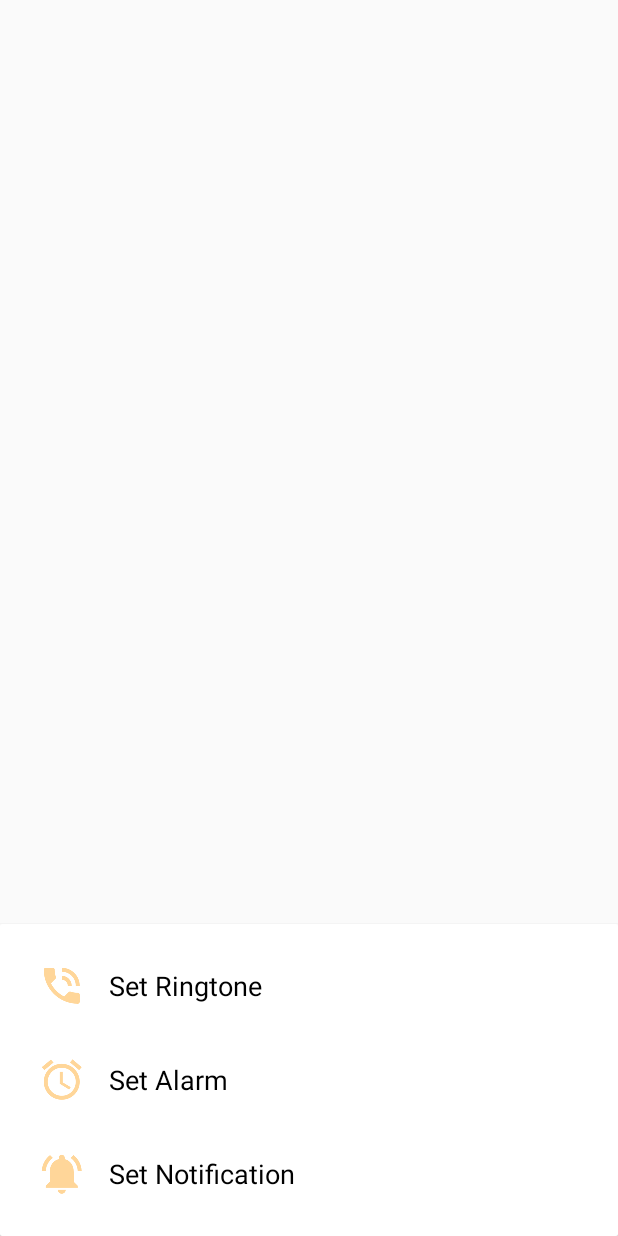
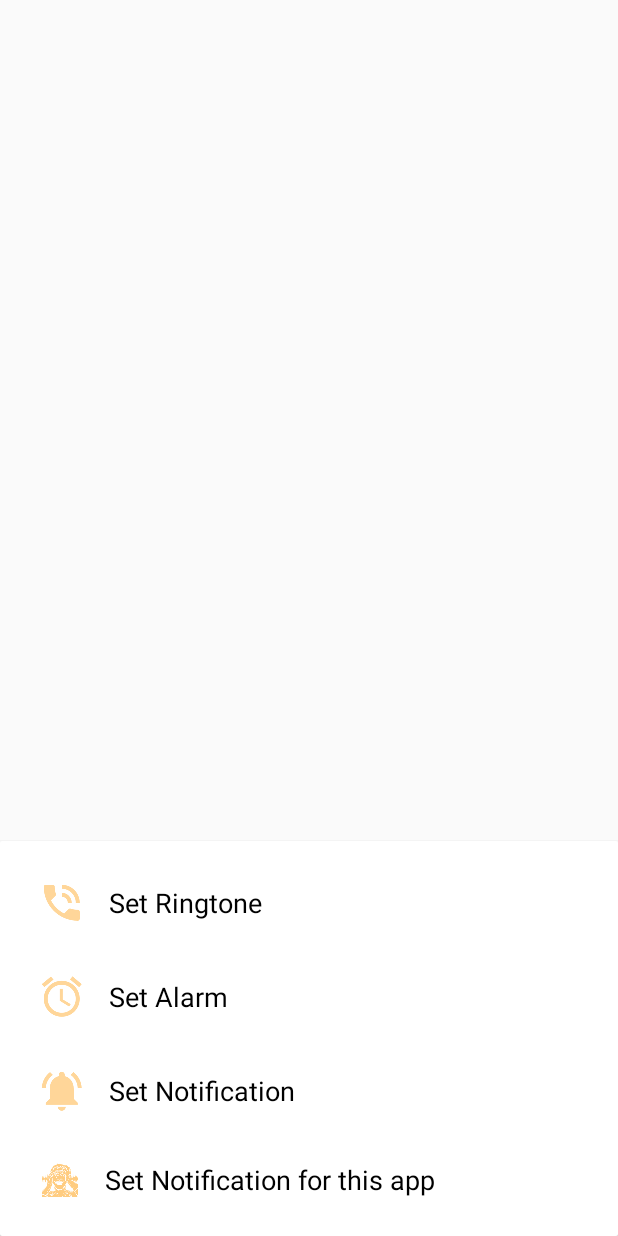
Before and after one commit to JeversonJLJ/POEFun, an Android app: the layout bottom_sheet.xml on its own in the app's theme, with its tools: preview values and no code run, on a phone screen of 412 x 824 dp. Run offline under Robolectric (Android 15) with nearby library versions, the phone set to English and light mode, and no system bars.

Commit message:
Correção de Notificação no android > 8.0, nova opção para definir o som da notificação para apenas o aplicativo.

```diff
--- a/app/build.gradle
+++ b/app/build.gradle
@@ -6,8 +6,8 @@ android {
         applicationId "com.junkersolutions.poefun"
         minSdkVersion 15
         targetSdkVersion 27
-        versionCode 4
-        versionName "1.2"
+        versionCode 5
+        versionName "1.3"
         testInstrumentationRunner "android.support.test.runner.AndroidJUnitRunner"
     }
     buildTypes {
--- a/app/src/main/java/com/junkersolutions/poefun/Activity/MainActivity.java
+++ b/app/src/main/java/com/junkersolutions/poefun/Activity/MainActivity.java
@@ -188,6 +188,10 @@ public class MainActivity extends AppCompatActivity
             @Override
             public void onPageSelected(int position) {
                 tabLayout.getTabAt(position).select();
+                if(position==2)
+                {
+
+                }
 
             }
 
--- a/app/src/main/res/layout/bottom_sheet.xml
+++ b/app/src/main/res/layout/bottom_sheet.xml
@@ -48,6 +48,20 @@
             android:text="@string/text_mnu_set_notification"
             android:textAppearance="?android:attr/textAppearanceMedium" />
 
+        <TextView
+            android:id="@+id/tv_notification_app"
+            android:layout_width="match_parent"
+            android:layout_height="wrap_content"
+            android:drawableLeft="@drawable/ic_sounds"
+            android:drawablePadding="18dp"
+            android:gravity="center_vertical"
+            android:paddingTop="15dp"
+            android:paddingBottom="15dp"
+            android:paddingLeft="18dp"
+            android:paddingRight="15dp"
+            android:text="@string/text_mnu_set_notification_app"
+            android:textAppearance="?android:attr/textAppearanceMedium" />
+
 
     </LinearLayout>
 </android.support.v7.widget.CardView>
--- a/app/src/main/res/menu/set_sound.xml
+++ b/app/src/main/res/menu/set_sound.xml
@@ -16,4 +16,9 @@
         android:title="@string/text_mnu_set_notification"
         />
 
+    <item
+        android:id="@+id/set_notification_app"
+        android:title="@string/text_mnu_set_notification_app"
+        />
+
 </menu>
--- a/app/src/main/res/values/strings.xml
+++ b/app/src/main/res/values/strings.xml
@@ -12,6 +12,7 @@
     <string name="text_mnu_set_ringtone">Set Ringtone</string>
     <string name="text_mnu_set_alarm">Set Alarm</string>
     <string name="text_mnu_set_notification">Set Notification</string>
+    <string name="text_mnu_set_notification_app">Set Notification for this app</string>
     <string name="sounds">Sounds</string>
     <string name="email">Email</string>
     <string name="subject_email">Hi, I\'m using the PoE Fun app</string>
@@ -40,4 +41,7 @@
     <string name="filter">Filter</string>
     <string name="hint_seach_view_sounds">Name of group or sound</string>
     <string name="settings_cat_show_finished_events_title">Show finished events</string>
+    <string name="channel_name">Poe Fun News</string>
+    <string name="channel_description">Show the Poe news</string>
+    <string name="sound_successful_set_notification_app">Sound successful set as notification for this app!</string>
 </resources>
```
Also changed, not shown: app/src/main/java/com/junkersolutions/poefun/Adapters/ExpandableAdapterSounds.java (+15 -0 lines), app/src/main/java/com/junkersolutions/poefun/Class/Preferences.java (+15 -0 lines), app/src/main/java/com/junkersolutions/poefun/Class/Properties.java (+12 -0 lines), app/src/main/java/com/junkersolutions/poefun/Class/Useful.java (+46 -5 lines), app/src/main/java/com/junkersolutions/poefun/Class/ViewHolderSoundsItem.java (+29 -6 lines), app/src/main/java/com/junkersolutions/poefun/Service/ServiceNews.java (+33 -7 lines).
